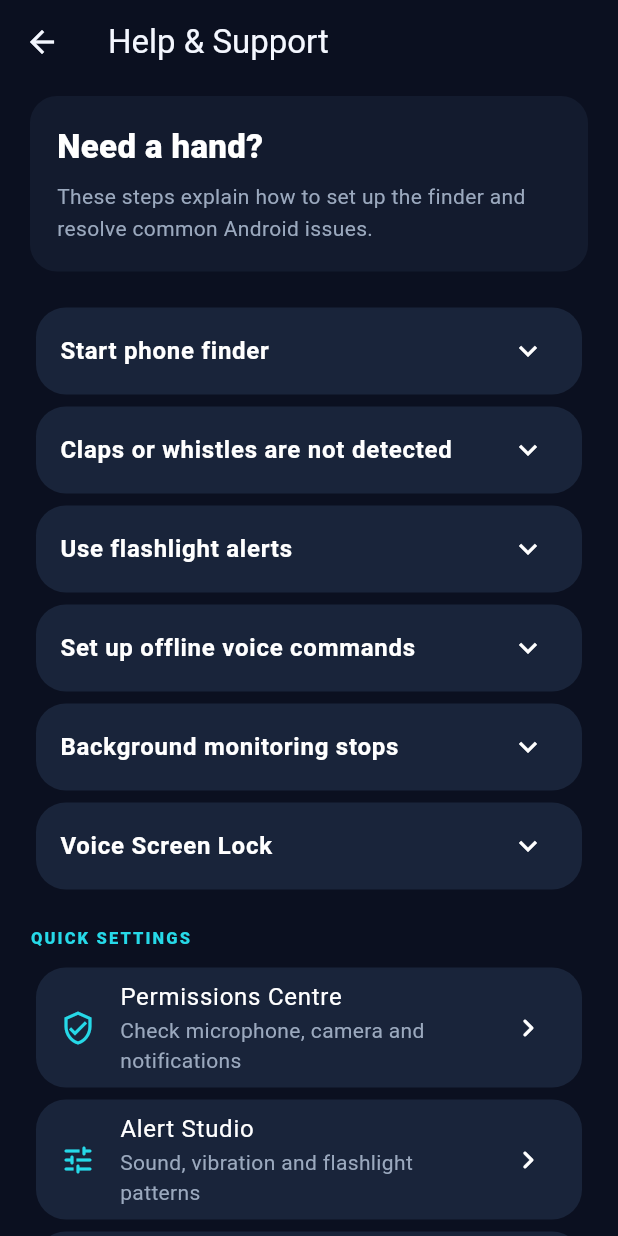
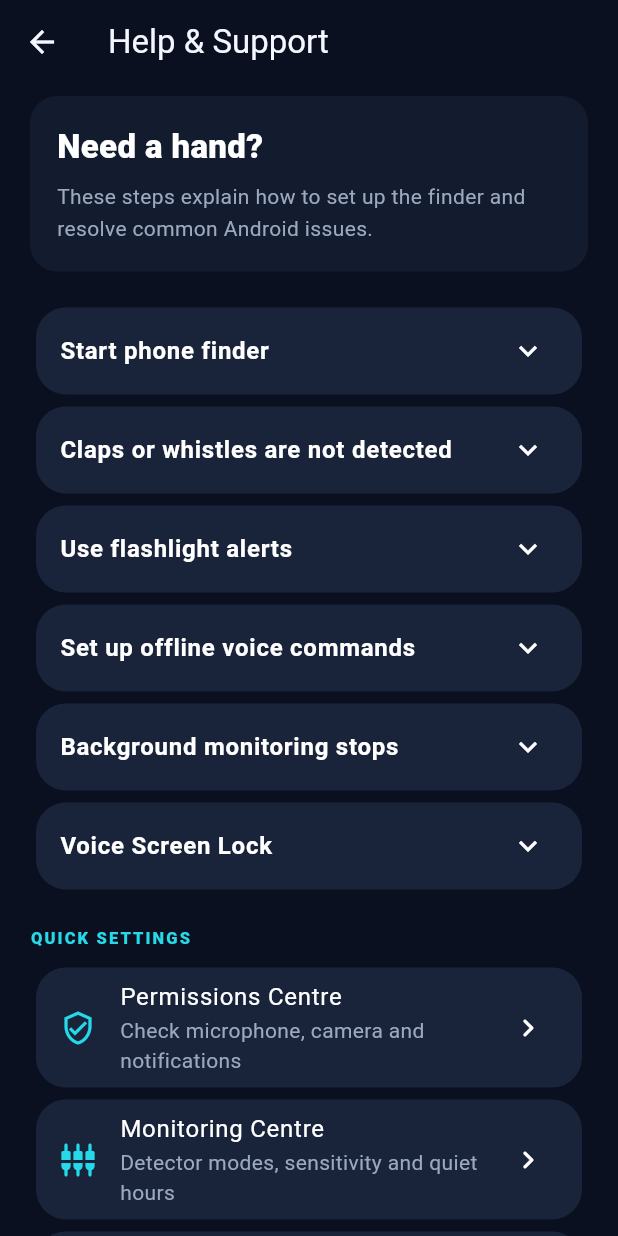
Before and after one commit to MaheshPawar32/voicemate, a Flutter app: the HelpAndSupportScreen screen opened directly, on a phone screen of 412 x 824 dp. Run offline on Flutter 3.47's test engine with Material 3 defaults, Android fonts, the phone set to English and light mode, and no system bars; our stand-ins replace google_mobile_ads, hive, hive_flutter; accounts and stored records are empty.

Commit message:
Add Monitoring Centre to Help quick links and setup guide

```diff
--- a/lib/features/help/help_and_support_screen.dart
+++ b/lib/features/help/help_and_support_screen.dart
@@ -3,6 +3,7 @@ import 'package:flutter/material.dart';
 import '../../app/voicemate_app.dart';
 import '../alert_studio/alert_studio_screen.dart';
 import '../battery_centre/battery_centre_screen.dart';
+import '../monitoring/monitoring_centre_screen.dart';
 import '../permissions/permission_centre_screen.dart';
 import '../voice_commands/voice_commands_screen.dart';
 import '../voice_lock/voice_screen_lock_screen.dart';
@@ -38,7 +39,7 @@ class HelpAndSupportScreen extends StatelessWidget {
         const SizedBox(height: 20),
         const _HelpSection(
           title: 'Start phone finder',
-          body: 'Open Home and tap Start clap finder. Accept the microphone disclosure and grant microphone and notification permissions. Android keeps a foreground notification visible while the finder is active. Tap Stop in the app or notification to end monitoring.',
+          body: 'Open Home and tap Start clap finder. Accept the microphone disclosure and grant microphone and notification permissions. Android keeps a foreground notification visible while the finder is active. Tap Stop in the app or notification to end monitoring. Open Monitoring Centre to enable/disable clap and whistle detection, change sensitivity, set an automatic stop limit, or mute alerts during quiet hours.',
         ),
         const _HelpSection(
           title: 'Claps or whistles are not detected',
@@ -73,6 +74,12 @@ class HelpAndSupportScreen extends StatelessWidget {
           title: 'Permissions Centre',
           subtitle: 'Check microphone, camera and notifications',
           builder: (_) => const PermissionCentreScreen(),
+        ),
+        _HelpLink(
+          icon: Icons.settings_input_component_rounded,
+          title: 'Monitoring Centre',
+          subtitle: 'Detector modes, sensitivity and quiet hours',
+          builder: (_) => const MonitoringCentreScreen(),
         ),
         _HelpLink(
           icon: Icons.tune_rounded,
```
